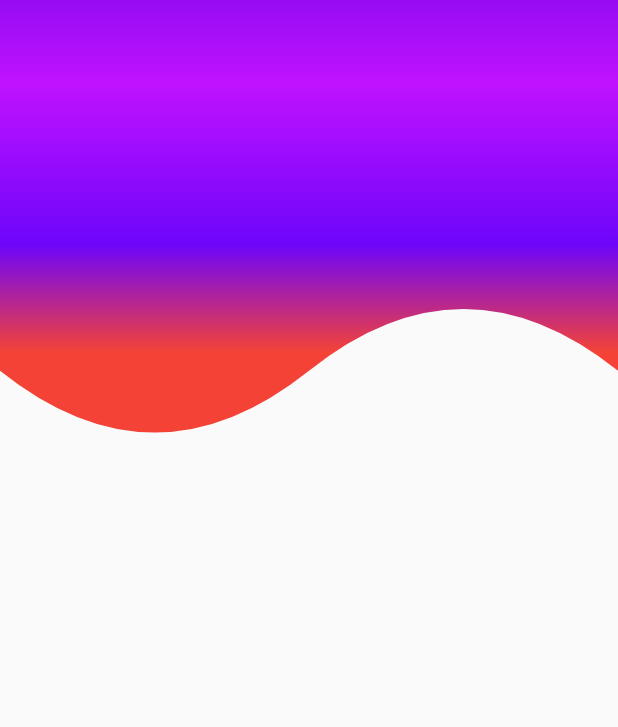
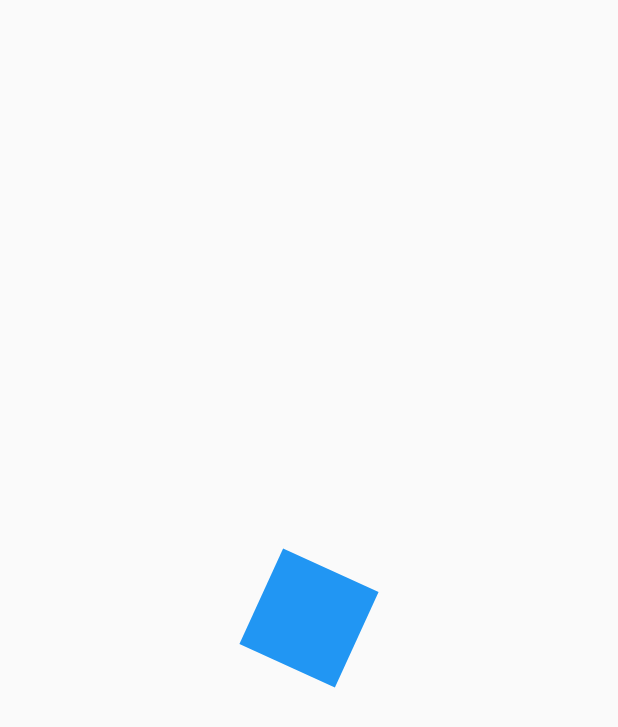
Before and after one commit to JeancarlosCarvajal/Disenos-personalizados-FLutter-Custom-Painters, a Flutter app: the screen it shows after launch, on a phone screen of 412 x 824 dp. Shown: the top 727 px of the screen. Run offline on Flutter 3.47's test engine with Material 2 defaults, Android fonts, the phone set to English and light mode, and no system bars.

Commit message:
Agregando Animaciones

```diff
--- /dev/null
+++ b/lib/src/pages/animations_page.dart
@@ -0,0 +1,93 @@
+import 'package:flutter/material.dart';
+
+class AnimationsPage extends StatelessWidget {
+
+  const AnimationsPage({Key? key}) : super(key: key);
+
+  @override
+  Widget build(BuildContext context) {
+    return Scaffold(
+      body: Center(
+         child: CuadradoAnimado(),
+      ),
+    );
+  }
+}
+
+// las animaciones se necesitan statefulwidget
+class CuadradoAnimado extends StatefulWidget {
+  const CuadradoAnimado({
+    Key? key,
+  }) : super(key: key);
+
+  @override
+  State<CuadradoAnimado> createState() => _CuadradoAnimadoState();
+}
+
+// SingleTickerProviderStateMixin se agrego para poder usar el this en controller AnimationCOntroller
+class _CuadradoAnimadoState extends State<CuadradoAnimado> with SingleTickerProviderStateMixin {
+
+  // para las animaciones se necesita Animation y unn Animation controller
+  // Animatiion permite mnejar la animacion, indica cuando la animacion empiece a correr
+  late AnimationController controller;
+
+  // es el tipo de cosa que quiero animar
+  late Animation<double> rotation;
+
+  //inicializat el objeto
+  @override
+  void initState() { // importante en el fulwidget
+    // inicializar el controller
+    // vsync es la fps de la animacion
+    // SingleTickerProviderStateMixin se agrego para poder usar el this en controller AnimationCOntroller
+    controller = AnimationController(
+      vsync: this, duration: Duration(milliseconds: 4000)
+    );
+
+    // hacer la rotacion. el controller es el que manda a la animacion
+    rotation = Tween(begin: 0.0, end: 2.0).animate(controller);
+
+    super.initState();
+  }
+
+  @override
+  void dispose() { // importante en el fulwidget
+    // hay que desaserse del controller, hacer la limpieza
+    controller.dispose();
+    super.dispose();
+  }
+
+
+  @override
+  Widget build(BuildContext context) {
+    // para reproducir
+    controller.forward();
+    return AnimatedBuilder(
+      animation: controller,
+      // child: const _Rectangulo(), // otra opcion 1
+      builder: (BuildContext context, Widget? child) {
+        print('jean: ${rotation.value}');
+        return  Transform.rotate(
+          angle: rotation.value,
+          // child: child, // otra opcion 1
+          child: const _Rectangulo()
+        );
+      },
+    );
+  }
+}
+
+class _Rectangulo extends StatelessWidget {
+    const _Rectangulo({Key? key}) : super(key: key);
+
+    @override
+    Widget build(BuildContext context) {
+    return Container(
+       width: 70,
+       height: 70,
+       decoration: const BoxDecoration(
+         color: Colors.blue
+       ),
+     );
+   }
+}
--- a/lib/src/pages/headers_page.dart
+++ b/lib/src/pages/headers_page.dart
@@ -1,3 +1,4 @@
+import 'package:custom_painter/src/pages/animations_page.dart';
 import 'package:custom_painter/src/widgets/headers.dart';
 import 'package:flutter/material.dart';
 
@@ -17,7 +18,8 @@ class HeadersPage extends StatelessWidget {
       // body: HeaderPike(),
       // body: HeaderCurve(),
       // body: HeaderWave(),
-      body: HeaderWaveGradient(),
+      // body: HeaderWaveGradient(),
+      body: AnimationsPage(),
     );
   }
 }
```
